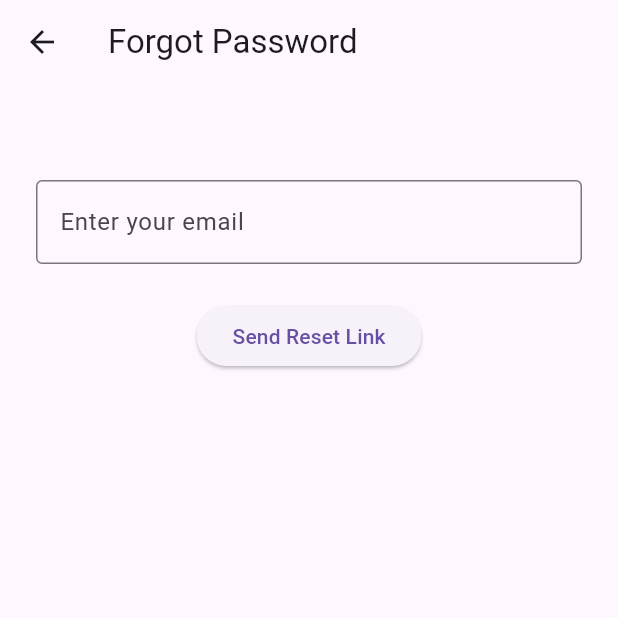
After one commit to pasindujayakodi77/ceylon, a Flutter app: the screen it shows after launch, after a tap on "Skip", after a tap on "Forgot password?", on a phone screen of 412 x 824 dp, the top half of it. The commit adds this screen. Run offline on Flutter 3.47's test engine with Material 3 defaults, Android fonts, the phone set to English and light mode, and no system bars; our stand-ins replace firebase_auth, firebase_core, flutter_bloc, google_sign_in, shared_preferences; accounts and stored records are empty; network calls fail.

Commit message:
Add Forgot Password functionality; implement ForgotPasswordScreen and integrate with email reset flow✏️

```diff
--- /dev/null
+++ b/lib/features/auth/presentation/screens/forgot_password_screen.dart
@@ -0,0 +1,66 @@
+import 'package:flutter/material.dart';
+import 'package:firebase_auth/firebase_auth.dart';
+
+class ForgotPasswordScreen extends StatefulWidget {
+  const ForgotPasswordScreen({super.key});
+
+  @override
+  State<ForgotPasswordScreen> createState() => _ForgotPasswordScreenState();
+}
+
+class _ForgotPasswordScreenState extends State<ForgotPasswordScreen> {
+  final TextEditingController _emailController = TextEditingController();
+  bool _sent = false;
+
+  Future<void> _sendResetEmail() async {
+    try {
+      await FirebaseAuth.instance.sendPasswordResetEmail(
+        email: _emailController.text.trim(),
+      );
+
+      setState(() => _sent = true);
+      ScaffoldMessenger.of(context).showSnackBar(
+        const SnackBar(content: Text("✅ Reset link sent to email")),
+      );
+    } catch (e) {
+      ScaffoldMessenger.of(
+        context,
+      ).showSnackBar(SnackBar(content: Text("❌ ${e.toString()}")));
+    }
+  }
+
+  @override
+  Widget build(BuildContext context) {
+    return Scaffold(
+      appBar: AppBar(title: const Text("Forgot Password")),
+      body: Padding(
+        padding: const EdgeInsets.all(24),
+        child: Column(
+          children: [
+            const SizedBox(height: 40),
+            TextField(
+              controller: _emailController,
+              decoration: const InputDecoration(
+                labelText: 'Enter your email',
+                border: OutlineInputBorder(),
+              ),
+              keyboardType: TextInputType.emailAddress,
+            ),
+            const SizedBox(height: 24),
+            ElevatedButton(
+              onPressed: _sendResetEmail,
+              child: const Text("Send Reset Link"),
+            ),
+            if (_sent) ...[
+              const SizedBox(height: 16),
+              const Text(
+                "If the email is registered, you’ll receive a reset link.",
+                textAlign: TextAlign.center,
+              ),
+            ],
+          ],
+        ),
+      ),
+    );
+  }
+}
--- a/lib/features/auth/presentation/screens/login_screen.dart
+++ b/lib/features/auth/presentation/screens/login_screen.dart
@@ -1,3 +1,4 @@
+import 'package:ceylon/features/auth/presentation/screens/forgot_password_screen.dart';
 import 'package:ceylon/features/auth/presentation/screens/phone_login_screen.dart';
 import 'package:flutter/material.dart';
 import 'package:flutter_bloc/flutter_bloc.dart';
@@ -60,6 +61,20 @@ class _LoginScreenState extends State<LoginScreen> {
                   obscureText: true,
                   decoration: const InputDecoration(labelText: 'Password'),
                 ),
+                Align(
+                  alignment: Alignment.centerRight,
+                  child: TextButton(
+                    onPressed: () {
+                      Navigator.push(
+                        context,
+                        MaterialPageRoute(
+                          builder: (_) => const ForgotPasswordScreen(),
+                        ),
+                      );
+                    },
+                    child: const Text("Forgot password?"),
+                  ),
+                ),
                 const SizedBox(height: 24),
                 ElevatedButton(
                   onPressed: _signIn,
```
